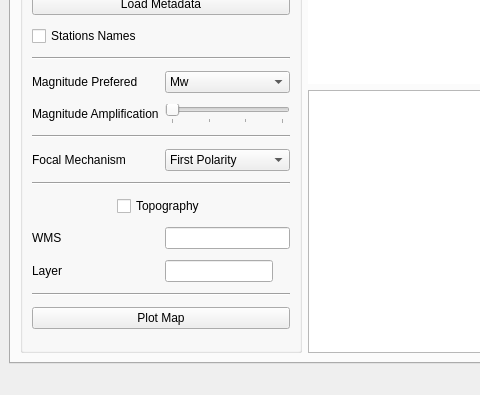
Above: surfquake/resources/designer_uis/EventLocationFrame.ui from rcabdia/SurfQuake before the change; both pictures show x 0 to 480 and y 504 to 899 of the 1280 by 899 pixel window. Below: the same form after it.
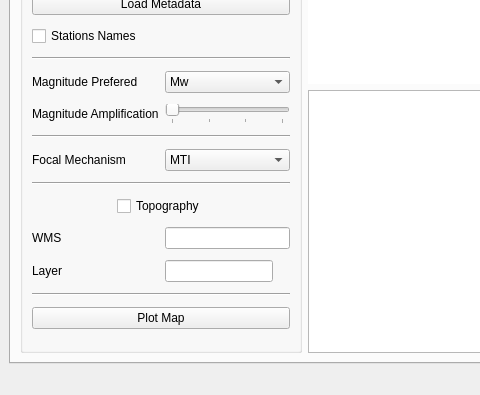
That is the form after the change. Custom widgets are drawn as their Qt base class.

Patch:
```diff
--- a/surfquake/resources/designer_uis/EventLocationFrame.ui
+++ b/surfquake/resources/designer_uis/EventLocationFrame.ui
@@ -381,7 +381,7 @@
               <widget class="QComboBox" name="methodCB">
                <item>
                 <property name="text">
-                 <string>First Polarity</string>
+                 <string>MTI</string>
                 </property>
                </item>
                <item>
```
Left out of the diff: 2 changed lines with no effect on the pictures.
